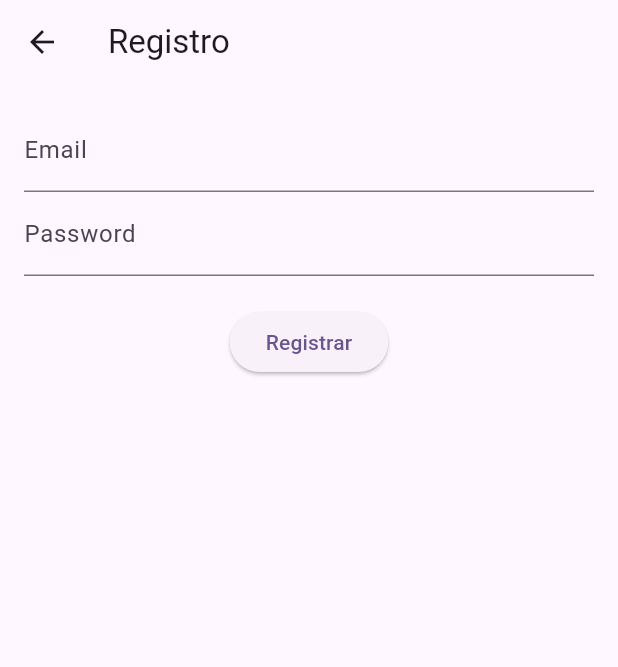
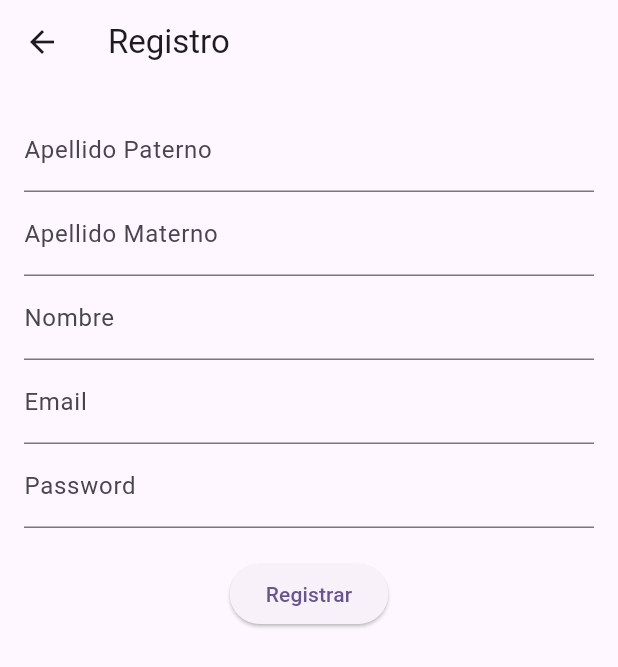
Before and after one commit to oscarRS25/OrderIt, a Flutter app: the RegisterScreen screen opened directly, on a phone screen of 412 x 824 dp. Shown: the top 667 px of the screen. Run offline on Flutter 3.47's test engine with Material 3 defaults, Android fonts, the phone set to English and light mode, and no system bars; our stand-ins replace flutter_secure_storage; accounts and stored records are empty.

```diff
--- a/frontend/lib/controllers/auth_controller.dart
+++ b/frontend/lib/controllers/auth_controller.dart
@@ -1,5 +1,6 @@
 // controllers/auth_controller.dart
 import 'package:flutter_secure_storage/flutter_secure_storage.dart';
+import 'package:frontend/models/user_model.dart';
 import '../services/api_service.dart';
 
 class AuthController {
@@ -11,8 +12,8 @@ class AuthController {
     await storage.write(key: 'token', value: result['token']);
   }
 
-  Future<void> register(String email, String password) async {
-    await apiService.register(email, password);
+  Future<void> registerUser(User user) async {
+    await apiService.registerUser(user);
   }
 
   Future<String?> getToken() async {
--- a/frontend/lib/views/register_screen.dart
+++ b/frontend/lib/views/register_screen.dart
@@ -1,5 +1,6 @@
 // views/register_screen.dart
 import 'package:flutter/material.dart';
+import 'package:frontend/models/user_model.dart';
 import '../controllers/auth_controller.dart';
 
 class RegisterScreen extends StatefulWidget {
@@ -11,12 +12,23 @@ class RegisterScreen extends StatefulWidget {
 
 class _RegisterScreenState extends State<RegisterScreen> {
   final AuthController authController = AuthController();
+  final TextEditingController apePatController = TextEditingController();
+  final TextEditingController apeMatController = TextEditingController();
+  final TextEditingController nombreController = TextEditingController();
   final TextEditingController emailController = TextEditingController();
   final TextEditingController passwordController = TextEditingController();
 
   void register() async {
     try {
-      await authController.register(emailController.text, passwordController.text);
+      User user = User(
+        apePat: apePatController.text,
+        apeMat: apeMatController.text,
+        nombre: nombreController.text,
+        email: emailController.text,
+        password: passwordController.text,
+      );
+
+      await authController.registerUser(user);
       Navigator.pop(context);
     } catch (e) {
       ScaffoldMessenger.of(context).showSnackBar(SnackBar(content: Text('Error: ${e.toString()}')));
@@ -31,8 +43,11 @@ class _RegisterScreenState extends State<RegisterScreen> {
         padding: const EdgeInsets.all(16.0),
         child: Column(
           children: [
-            TextField(controller: emailController, decoration: InputDecoration(labelText: 'Email')),
-            TextField(controller: passwordController, decoration: InputDecoration(labelText: 'Password'), obscureText: true),
+            TextField(controller: apePatController, decoration: const InputDecoration(labelText: 'Apellido Paterno')),
+            TextField(controller: apeMatController, decoration: const InputDecoration(labelText: 'Apellido Materno')),
+            TextField(controller: nombreController, decoration: const InputDecoration(labelText: 'Nombre')),
+            TextField(controller: emailController, decoration: const InputDecoration(labelText: 'Email')),
+            TextField(controller: passwordController, decoration: const InputDecoration(labelText: 'Password'), obscureText: true),
             SizedBox(height: 20),
             ElevatedButton(onPressed: register, child: Text('Registrar')),
           ],
```
Also changed, not shown: frontend/lib/models/user_model.dart (+10 -0 lines), frontend/lib/services/api_service.dart (+18 -11 lines).
